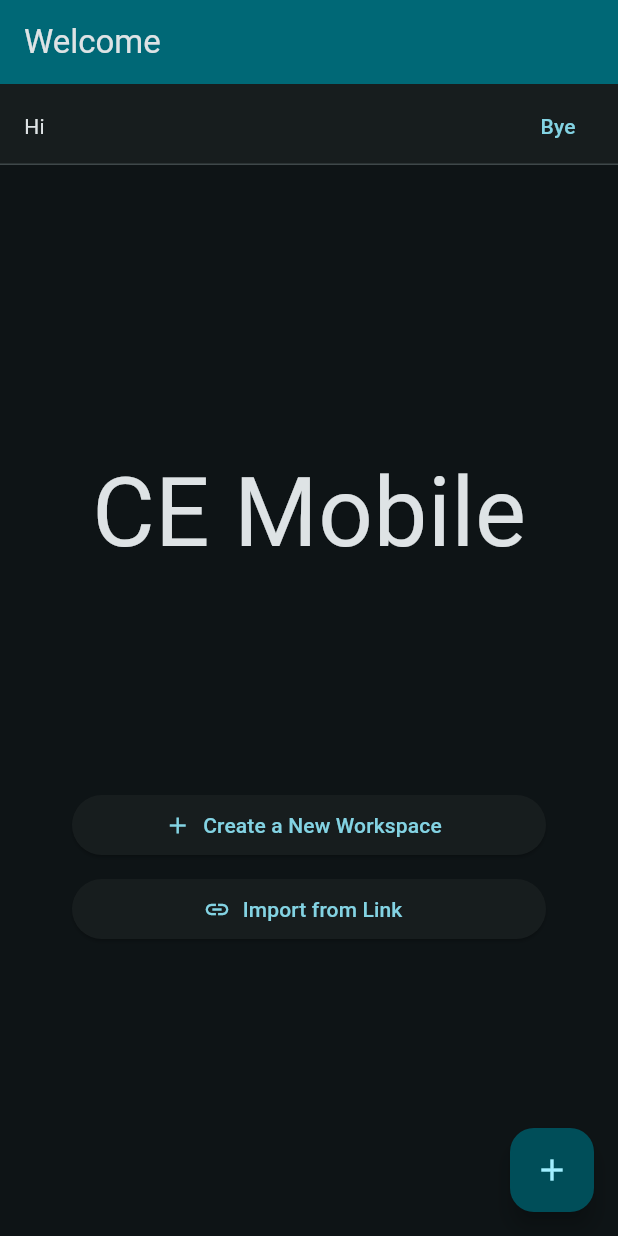
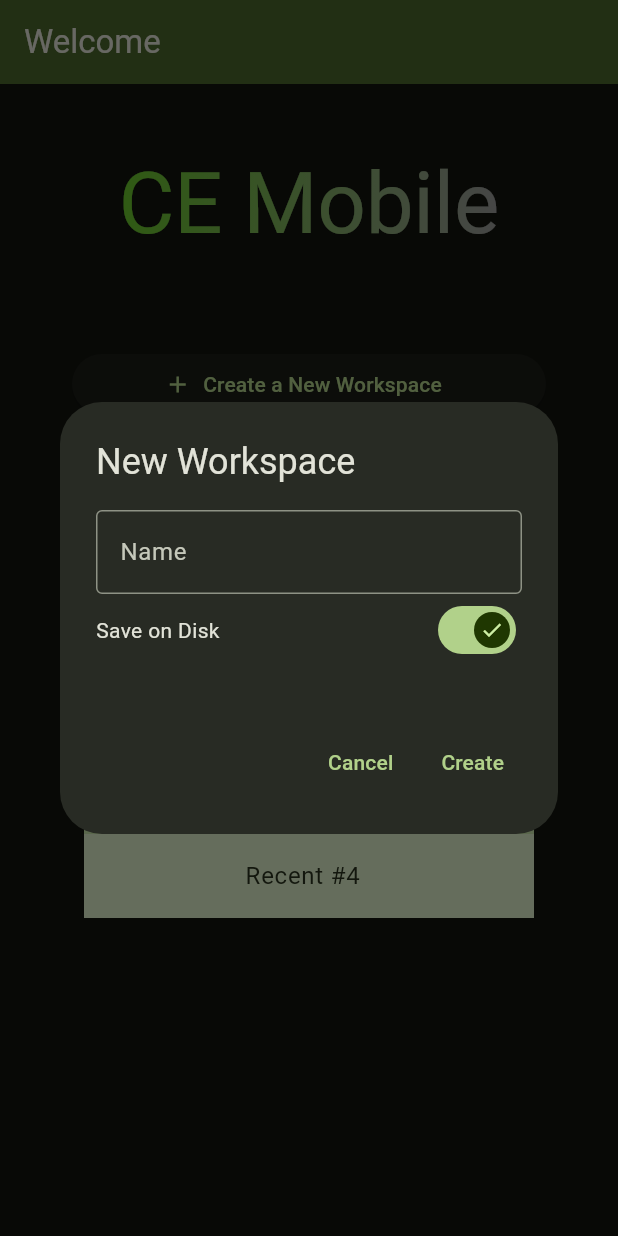
Before and after one commit to AregevDev/ce_mobile, a Flutter app: the screen it shows after launch, after a tap on "Create a New Workspace", on a phone screen of 412 x 824 dp. Run offline on Flutter 3.47's test engine with Material 3 defaults, Android fonts, the phone set to English and light mode, and no system bars; missing offline and left inert: dart_json_mapper.

Commit message:
Add create workspace dialog

```diff
--- a/lib/consts.dart
+++ b/lib/consts.dart
@@ -1,6 +1,16 @@
+import 'package:ce_mobile/model/compiler.dart';
+import 'package:ce_mobile/model/language.dart';
+
 // Default URL
-const String defaultUrl = "https://godbolt.org";
+const String defaultUrl = 'https://godbolt.org';
 
 // Endpoints
-const String compilersEndpoint = "/api/compilers";
-const String languagesEndpoint = "/api/languages";
+const String compilersEndpoint = '/api/compilers';
+const String languagesEndpoint = '/api/languages';
+
+// Default
+const Compiler defaultCompiler =
+    Compiler("g132", "x86-64 gcc 13.2", "c++", "", "13.2", "amd64");
+
+const Language defaultLanguage = Language('c++', 'C++',
+    ['.cpp', '.cxx', '.h', '.hpp', '.hxx', '.c', '.cc', '.ixx'], 'cppp');
--- a/lib/main.dart
+++ b/lib/main.dart
@@ -17,11 +17,15 @@
     return MaterialApp(
       title: 'Flutter Demo',
       theme: ThemeData(
-        brightness: Brightness.dark,
-        colorScheme: ColorScheme.fromSeed(
-            seedColor: Colors.cyan, brightness: Brightness.dark),
+        colorScheme: ColorScheme.fromSeed(seedColor: Colors.lightGreen),
         useMaterial3: true,
       ),
+      darkTheme: ThemeData(
+          colorScheme: ColorScheme.fromSeed(
+              seedColor: Colors.lightGreen, brightness: Brightness.dark),
+          brightness: Brightness.dark,
+          useMaterial3: true),
+      themeMode: ThemeMode.dark,
       home: const WelcomePage(),
     );
   }
--- a/lib/model/compiler.dart
+++ b/lib/model/compiler.dart
@@ -14,13 +14,13 @@ class Compiler {
   final String semver;
   final String instructionSet;
 
-  Compiler(this.id, this.name, this.lang, this.compilerType, this.semver,
+  const Compiler(this.id, this.name, this.lang, this.compilerType, this.semver,
       this.instructionSet);
 
   static Future<List<Compiler>> fetchCompilers() async {
-    final response = await http.get(Uri.parse("$defaultUrl$compilersEndpoint"),
+    final response = await http.get(Uri.parse('$defaultUrl$compilersEndpoint'),
         headers: <String, String>{
-          HttpHeaders.acceptHeader: "application/json"
+          HttpHeaders.acceptHeader: 'application/json'
         });
 
     if (response.statusCode == HttpStatus.ok) {
@@ -33,9 +33,9 @@ class Compiler {
   static Future<List<Compiler>> fetchCompilersForLanguage(
       String langName) async {
     final response = await http.get(
-        Uri.parse("$defaultUrl$compilersEndpoint/$langName"),
+        Uri.parse('$defaultUrl$compilersEndpoint/$langName'),
         headers: <String, String>{
-          HttpHeaders.acceptHeader: "application/json"
+          HttpHeaders.acceptHeader: 'application/json'
         });
 
     if (response.statusCode == HttpStatus.ok) {
--- a/lib/model/language.dart
+++ b/lib/model/language.dart
@@ -12,7 +12,7 @@ class Language {
   final List<String> extensions;
   final String monaco;
 
-  Language(this.id, this.name, this.extensions, this.monaco);
+  const Language(this.id, this.name, this.extensions, this.monaco);
 
   static Future<List<Language>> fetchLanguages() async {
     final response = await http.get(Uri.parse("$defaultUrl$languagesEndpoint"), headers: <String, String>{ HttpHeaders.acceptHeader: "application/json" });
--- /dev/null
+++ b/lib/model/workspace.dart
@@ -0,0 +1,12 @@
+import 'package:ce_mobile/consts.dart';
+
+import 'language.dart';
+import 'compiler.dart';
+
+class Workspace {
+  String name;
+  Compiler currentCompiler = defaultCompiler;
+  Language currentLanguage = defaultLanguage;
+
+  Workspace(this.name);
+}
--- /dev/null
+++ b/lib/pages/editor_page.dart
@@ -0,0 +1,27 @@
+import 'package:ce_mobile/model/workspace.dart';
+import 'package:flutter/material.dart';
+
+class EditorPage extends StatefulWidget {
+  final Workspace workspace;
+
+  const EditorPage({super.key, required this.workspace});
+
+  @override
+  State<EditorPage> createState() => _EditorPageState();
+}
+
+class _EditorPageState extends State<EditorPage> {
+
+  @override
+  Widget build(BuildContext context) {
+    return Scaffold(
+      appBar: AppBar(
+        backgroundColor: Theme.of(context).colorScheme.inversePrimary,
+        title: Text('Editor [${widget.workspace.name}]'),
+      ),
+      body: Center(
+        child: Text('Current project: ${widget.workspace.name}'),
+      ),
+    );
+  }
+}
--- a/lib/pages/welcome_page.dart
+++ b/lib/pages/welcome_page.dart
@@ -1,3 +1,6 @@
+import 'package:ce_mobile/model/workspace.dart';
+import 'package:ce_mobile/pages/editor_page.dart';
+import 'package:ce_mobile/widgets/create_dialog.dart';
 import 'package:flutter/material.dart';
 
 class WelcomePage extends StatelessWidget {
@@ -8,65 +11,108 @@ class WelcomePage extends StatelessWidget {
     return Scaffold(
       appBar: AppBar(
         backgroundColor: Theme.of(context).colorScheme.inversePrimary,
-        title: const Text("Welcome"),
+        title: const Text('Welcome'),
       ),
       body: Center(
         child: Container(
           margin: const EdgeInsets.all(48),
           child: Column(
-            mainAxisAlignment: MainAxisAlignment.spaceEvenly,
             children: <Widget>[
-              const Text(
-                'CE Mobile',
-                style: TextStyle(fontSize: 64),
-              ),
+              ShaderMask(
+                  blendMode: BlendMode.srcIn,
+                  child: Text(
+                    'CE Mobile',
+                    style: Theme.of(context).textTheme.displayLarge,
+                  ),
+                  shaderCallback: (bounds) => const LinearGradient(colors: [
+                        Color(0xff67c52a),
+                        Color(0xff999999),
+                      ]).createShader(
+                          Rect.fromLTRB(0, 0, bounds.width, bounds.height))),
               Column(
-                mainAxisAlignment: MainAxisAlignment.center,
                 crossAxisAlignment: CrossAxisAlignment.stretch,
                 children: [
                   Container(
-                    margin: const EdgeInsets.only(bottom: 8),
+                    margin: const EdgeInsets.only(bottom: 8, top: 64),
                     child: ElevatedButton.icon(
                         icon: const Icon(Icons.add),
-                        onPressed: () => ScaffoldMessenger.of(context)
-                                .showMaterialBanner(MaterialBanner(
-                                    content: const Text("Hi"),
-                                    actions: [
-                                  TextButton(
-                                      onPressed: () =>
-                                          ScaffoldMessenger.of(context)
-                                              .hideCurrentMaterialBanner(),
-                                      child: const Text("Bye"))
-                                ])),
-                        label: const Text("Create a New Workspace")),
+                        onPressed: () => showDialog(
+                            context: context,
+                            builder: (BuildContext context) =>
+                                const CreateDialog()),
+                        label: const Text('Create a New Workspace')),
                   ),
                   Container(
                     margin: const EdgeInsets.only(bottom: 8),
                     child: ElevatedButton.icon(
                         icon: const Icon(Icons.link),
-                        onPressed: () => ScaffoldMessenger.of(context)
-                                .showMaterialBanner(MaterialBanner(
-                                    content: const Text("Hi"),
-                                    actions: [
-                                  TextButton(
-                                      onPressed: () =>
-                                          ScaffoldMessenger.of(context)
-                                              .hideCurrentMaterialBanner(),
-                                      child: const Text("Bye"))
-                                ])),
-                        label: const Text("Import from Link")),
-                  )
+                        onPressed: () => Navigator.of(context).push(
+                            MaterialPageRoute(
+                                builder: (context) =>
+                                    EditorPage(workspace: Workspace('hello')))),
+                        label: const Text('Import from Link')),
+                  ),
                 ],
-              )
+              ),
+              Container(
+                  margin: const EdgeInsets.all(8),
+                  alignment: Alignment.centerLeft,
+                  child: const Text(
+                    'Recent Projects',
+                  )),
+              Expanded(
+                child: ListView(
+                  padding: const EdgeInsets.all(8),
+                  children: <Widget>[
+                    ListTile(
+                      tileColor: Colors.lightGreen[600],
+                      title:
+                          const Text('Recent #1', textAlign: TextAlign.center),
+                      onTap: () {},
+                    ),
+                    ListTile(
+                      tileColor: Colors.lightGreen[500],
+                      title:
+                          const Text('Recent #2', textAlign: TextAlign.center),
+                      onTap: () {},
+                    ),
+                    ListTile(
+                      tileColor: Colors.lightGreen[200],
+                      title: Text('Recent #3',
+                          textAlign: TextAlign.center,
+                          style: TextStyle(
+                              color: Theme.of(context)
+                                  .textTheme
+                                  .headlineLarge!
+                                  .copyWith(
+                                      color: Theme.of(context)
+                                          .colorScheme
+                                          .onSecondary)
+                                  .color!)),
+                      onTap: () {},
+                    ),
+                    ListTile(
+                      tileColor: Colors.lightGreen[100],
+                      title: Text('Recent #4',
+                          textAlign: TextAlign.center,
+                          style: TextStyle(
+                              color: Theme.of(context)
+                                  .textTheme
+                                  .headlineLarge!
+                                  .copyWith(
+                                      color: Theme.of(context)
+                                          .colorScheme
+                                          .onSecondary)
+                                  .color!)),
+                      onTap: () {},
+                    ),
+                  ],
+                ),
+              ),
             ],
           ),
         ),
       ),
-      floatingActionButton: FloatingActionButton(
-        onPressed: () => {},
-        tooltip: 'Increment',
-        child: const Icon(Icons.add),
-      ),
     );
   }
 }
--- /dev/null
+++ b/lib/widgets/create_dialog.dart
@@ -0,0 +1,88 @@
+import 'package:ce_mobile/model/workspace.dart';
+import 'package:ce_mobile/pages/editor_page.dart';
+import 'package:flutter/material.dart';
+
+class CreateDialog extends StatefulWidget {
+  const CreateDialog({super.key});
+
+  @override
+  State<CreateDialog> createState() => _CreateDialogState();
+}
+
+class _CreateDialogState extends State<CreateDialog> {
+  late TextEditingController _controller;
+  bool _saveOnDisk = true;
+
+  @override
+  void initState() {
+    super.initState();
+    _controller = TextEditingController();
+  }
+
+  @override
+  void dispose() {
+    super.dispose();
+    _controller.dispose();
+  }
+
+  @override
+  Widget build(BuildContext context) {
+    return AlertDialog(
+      title: const Text('New Workspace'),
+      content: SizedBox(
+        width: 384,
+        height: 120,
+        child: Column(
+          children: [
+            TextField(
+              controller: _controller,
+              decoration: const InputDecoration(
+                border: OutlineInputBorder(),
+                hintText: 'Name',
+              ),
+            ),
+            Row(
+              mainAxisAlignment: MainAxisAlignment.spaceBetween,
+              children: [
+                const Text('Save on Disk'),
+                Switch(
+                  thumbIcon: MaterialStateProperty.resolveWith((states) {
+                    if (states.contains(MaterialState.selected)) {
+                      return const Icon(Icons.check);
+                    }
+
+                    return null;
+                  }),
+                  value: _saveOnDisk,
+                  onChanged: (value) => {
+                    setState(() {
+                      _saveOnDisk = value;
+                    })
+                  },
+                ),
+              ],
+            )
+          ],
+        ),
+      ),
+      actions: [
+        TextButton(
+            onPressed: () {
+              Navigator.pop(context);
+            },
+            child: const Text('Cancel')),
+        TextButton(
+            onPressed: () {
+              Workspace w = Workspace(_controller.text);
+              Navigator.pop(context);
+              Navigator.push(
+                  context,
+                  MaterialPageRoute(
+                    builder: (context) => EditorPage(workspace: w),
+                  ));
+            },
+            child: const Text('Create'))
+      ],
+    );
+  }
+}
```
